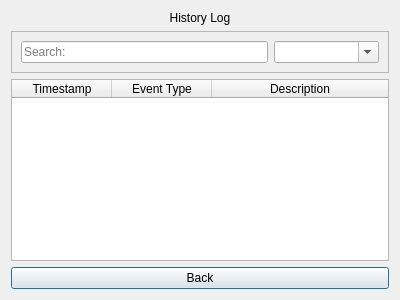
Old version of the form code/history.ui in the repository xHWAHx/InsulinPumpSimulator-Group35.
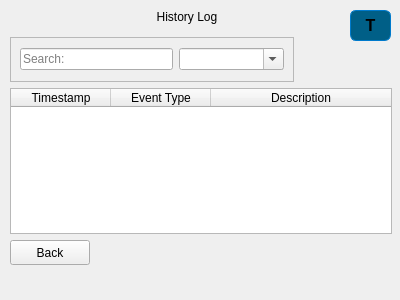
New version of the form.

The edit to the form file:
```diff
--- a/code/history.ui
+++ b/code/history.ui
@@ -1,7 +1,7 @@
 <?xml version="1.0" encoding="UTF-8"?>
 <ui version="4.0">
- <class>Dialog</class>
- <widget class="QDialog" name="Dialog">
+ <class>History</class>
+ <widget class="QWidget" name="History">
   <property name="geometry">
    <rect>
     <x>0</x>
@@ -13,22 +13,62 @@
   <property name="windowTitle">
    <string>Dialog</string>
   </property>
-  <property name="layoutDirection">
-   <enum>Qt::LeftToRight</enum>
-  </property>
-  <layout class="QVBoxLayout" name="verticalLayout">
-   <item>
-    <widget class="QLabel" name="label">
+  <widget class="QPushButton" name="pushButton">
+   <property name="geometry">
+    <rect>
+     <x>10</x>
+     <y>240</y>
+     <width>80</width>
+     <height>25</height>
+    </rect>
+   </property>
      <property name="text">
-      <string>History Log</string>
-     </property>
-     <property name="alignment">
-      <set>Qt::AlignHCenter|Qt::AlignTop</set>
-     </property>
-    </widget>
-   </item>
-   <item>
+    <string>Back</string>
+   </property>
+  </widget>
+  <widget class="QPushButton" name="logoButton">
+   <property name="geometry">
+    <rect>
+     <x>350</x>
+     <y>10</y>
+     <width>41</width>
+     <height>31</height>
+    </rect>
+   </property>
+   <property name="styleSheet">
+    <string notr="true">QPushButton#logoButton {
+    background-color: #005F87;
+    color: black;
+    font-weight: bold;
+    font-size: 16px;
+    padding: 6px 12px;
+    border-radius: 6px;
+    border: 1px solid #007ACC;
+}
+
+QPushButton#logoButton:hover {
+    background-color: #1E90FF;
+}
+
+QPushButton#logoButton:pressed {
+    background-color: #007ACC;
+    color: white;
+}
+</string>
+   </property>
+   <property name="text">
+    <string>T</string>
+   </property>
+  </widget>
     <widget class="QFrame" name="frame">
+   <property name="geometry">
+    <rect>
+     <x>10</x>
+     <y>37</y>
+     <width>284</width>
+     <height>45</height>
+    </rect>
+   </property>
      <property name="frameShape">
       <enum>QFrame::StyledPanel</enum>
      </property>
@@ -80,9 +120,15 @@
       </item>
      </layout>
     </widget>
-   </item>
-   <item>
     <widget class="QTableWidget" name="tableWidget">
+   <property name="geometry">
+    <rect>
+     <x>10</x>
+     <y>88</y>
+     <width>382</width>
+     <height>146</height>
+    </rect>
+   </property>
      <property name="columnCount">
       <number>3</number>
      </property>
@@ -114,15 +160,22 @@
       </property>
      </column>
     </widget>
-   </item>
-   <item>
-    <widget class="QPushButton" name="pushButton">
+  <widget class="QLabel" name="label">
+   <property name="geometry">
+    <rect>
+     <x>150</x>
+     <y>10</y>
+     <width>74</width>
+     <height>17</height>
+    </rect>
+   </property>
      <property name="text">
-      <string>Back</string>
-     </property>
-    </widget>
-   </item>
-  </layout>
+    <string>History Log</string>
+   </property>
+   <property name="alignment">
+    <set>Qt::AlignHCenter|Qt::AlignTop</set>
+   </property>
+  </widget>
  </widget>
  <resources/>
  <connections/>
```
Left out of the diff: 2 changed lines with no effect on the pictures. Lines whose indentation alone changed are shown as unchanged.
